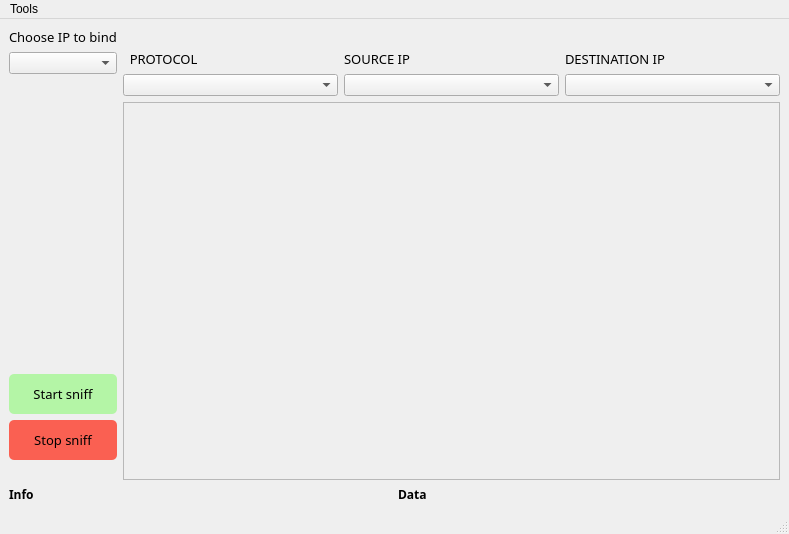
Old version of the form CSniffer/mainwindow.ui in the repository LevKostychenko/SPOWM.CourceWork.
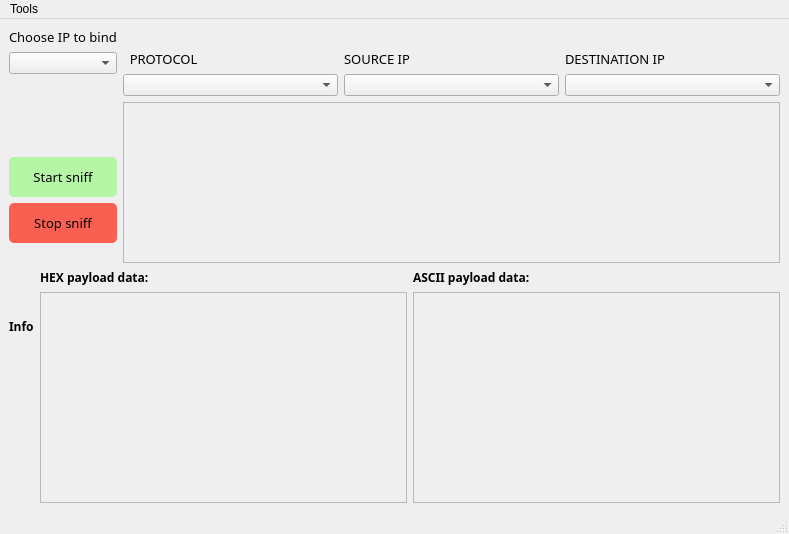
New version of the form. Icons and pictures are not drawn.

```diff
--- a/CSniffer/mainwindow.ui
+++ b/CSniffer/mainwindow.ui
@@ -12,8 +12,8 @@
   </property>
   <property name="maximumSize">
    <size>
-    <width>1100</width>
-    <height>600</height>
+    <width>2000</width>
+    <height>1500</height>
    </size>
   </property>
   <property name="windowTitle">
@@ -184,7 +184,7 @@
                <x>0</x>
                <y>0</y>
                <width>642</width>
-               <height>345</height>
+               <height>139</height>
               </rect>
              </property>
             </widget>
@@ -216,12 +216,17 @@
             </property>
            </widget>
           </item>
+          <item>
+           <widget class="QWidget" name="infoWidget" native="true"/>
+          </item>
          </layout>
         </item>
         <item>
-         <layout class="QVBoxLayout" name="dataLayout">
+         <layout class="QHBoxLayout" name="dataLayot">
           <item>
-           <widget class="QLabel" name="dataLabel">
+           <layout class="QVBoxLayout" name="hexLayout">
+            <item>
+             <widget class="QLabel" name="hexPayload">
             <property name="font">
              <font>
               <family>Swis721 Cn BT</family>
@@ -230,14 +235,65 @@
               <bold>true</bold>
              </font>
             </property>
-            <property name="styleSheet">
-             <string notr="true">font-weight: bold;
-</string>
-            </property>
+              <property name="text">
+               <string>HEX payload data:</string>
+              </property>
+             </widget>
+            </item>
+            <item>
+             <widget class="QScrollArea" name="scrollArea_2">
+              <property name="widgetResizable">
+               <bool>true</bool>
+              </property>
+              <widget class="QWidget" name="hexWidget">
+               <property name="geometry">
+                <rect>
+                 <x>0</x>
+                 <y>0</y>
+                 <width>361</width>
+                 <height>196</height>
+                </rect>
+               </property>
+              </widget>
+             </widget>
+            </item>
+           </layout>
+          </item>
+          <item>
+           <layout class="QVBoxLayout" name="asciiLayout">
+            <item>
+             <widget class="QLabel" name="ASCIIpayload">
+              <property name="font">
+               <font>
+                <family>Swis721 Cn BT</family>
+                <pointsize>9</pointsize>
+                <weight>75</weight>
+                <bold>true</bold>
+               </font>
+              </property>
             <property name="text">
-             <string>Data</string>
-            </property>
-           </widget>
+               <string>ASCII payload data:</string>
+              </property>
+             </widget>
+            </item>
+            <item>
+             <widget class="QScrollArea" name="scrollArea_3">
+              <property name="widgetResizable">
+               <bool>true</bool>
+              </property>
+              <widget class="QWidget" name="asciiWidget">
+               <property name="geometry">
+                <rect>
+                 <x>0</x>
+                 <y>0</y>
+                 <width>360</width>
+                 <height>196</height>
+                </rect>
+               </property>
+              </widget>
+             </widget>
+            </item>
+           </layout>
           </item>
          </layout>
         </item>
```
Left out of the diff: 2 changed lines with no effect on the pictures. Lines whose indentation alone changed are shown as unchanged.
